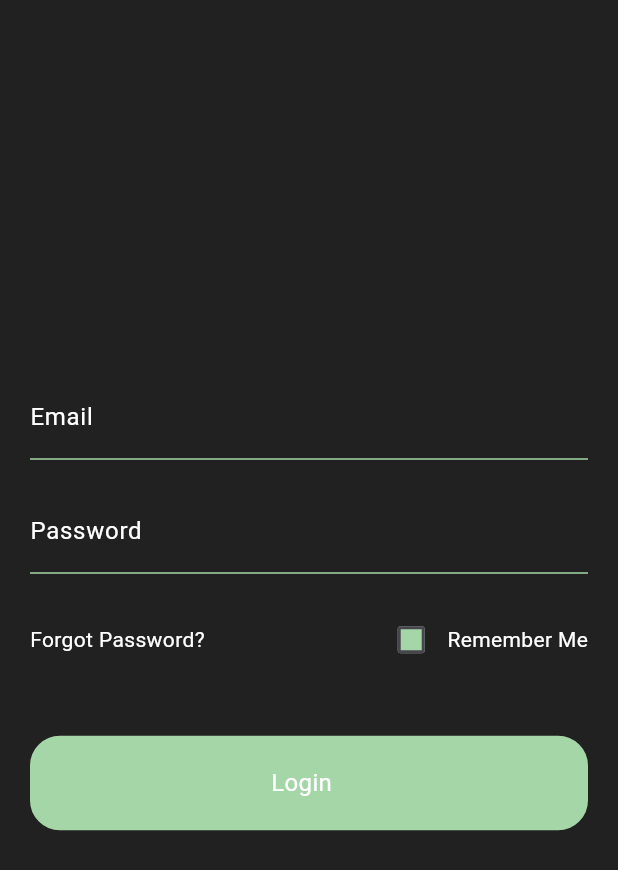
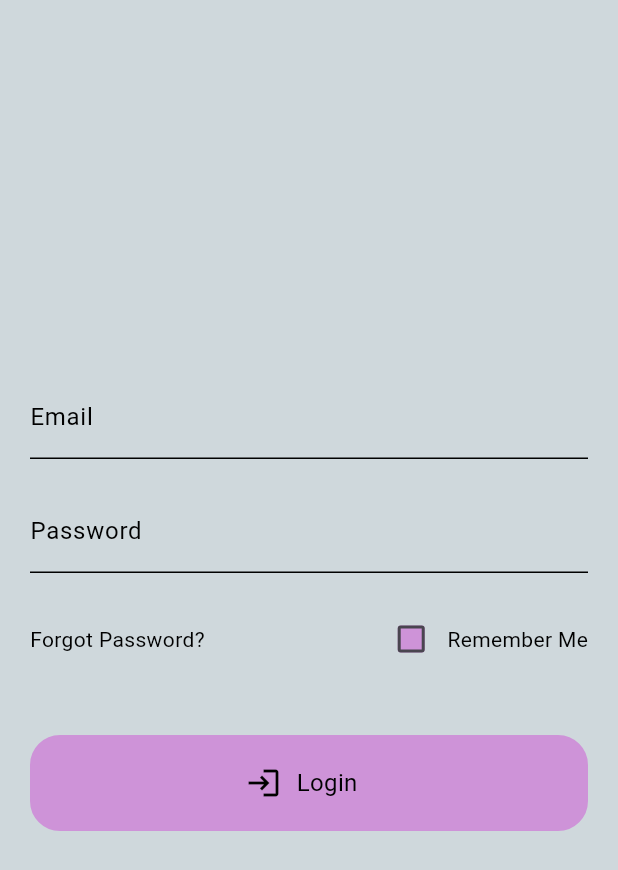
Before and after one commit to Krintox/thera_frontend, a Flutter app: the screen it shows after launch, after a tap on "LogIn", on a phone screen of 412 x 824 dp. Shown: the top 870 px of the screen. Run offline on Flutter 3.47's test engine with Material 3 defaults, Android fonts, the phone set to English and light mode, and no system bars; our stand-ins replace jwt_decoder, shared_preferences, syncfusion_flutter_charts.

Commit message:
Update loginpage.dart

```diff
--- a/lib/loginpage.dart
+++ b/lib/loginpage.dart
@@ -58,7 +58,7 @@ class _LoginPageState extends State<LoginPage> {
   @override
   Widget build(BuildContext context) {
     return Scaffold(
-      backgroundColor: Colors.grey[900],
+      backgroundColor: Colors.blueGrey[100],
       body: Center(
         child: Padding(
           padding: const EdgeInsets.all(20.0),
@@ -82,12 +82,12 @@ class _LoginPageState extends State<LoginPage> {
 
   Widget _buildEmailField(BuildContext context) { // Change method name and label
     return TextFormField(
-      style: TextStyle(color: Colors.white),
+      style: TextStyle(color: Colors.black),
       decoration: InputDecoration(
         labelText: 'Email', // Change label to "Email"
-        labelStyle: TextStyle(color: Colors.white),
+        labelStyle: TextStyle(color: Colors.black),
         enabledBorder: UnderlineInputBorder(
-          borderSide: BorderSide(color: Colors.green[200]!),
+          borderSide: BorderSide(color: Colors.black!),
         ),
       ),
       onChanged: (value) {
@@ -100,13 +100,13 @@ class _LoginPageState extends State<LoginPage> {
 
   Widget _buildPasswordField(BuildContext context) {
     return TextFormField(
-      style: TextStyle(color: Colors.white),
+      style: TextStyle(color: Colors.black),
       obscureText: true, // Hide the password input
       decoration: InputDecoration(
         labelText: 'Password',
-        labelStyle: TextStyle(color: Colors.white),
+        labelStyle: TextStyle(color: Colors.black),
         enabledBorder: UnderlineInputBorder(
-          borderSide: BorderSide(color: Colors.green[200]!),
+          borderSide: BorderSide(color: Colors.black!),
         ),
       ),
       onChanged: (value) {
@@ -124,7 +124,7 @@ class _LoginPageState extends State<LoginPage> {
       children: [
         Text(
           'Forgot Password?',
-          style: TextStyle(color: Colors.white),
+          style: TextStyle(color: Colors.black),
         ),
         Row(
           children: [
@@ -135,12 +135,12 @@ class _LoginPageState extends State<LoginPage> {
                   _rememberMe = value!;
                 });
               },
-              checkColor: Colors.white,
-              fillColor: MaterialStateProperty.all<Color>(Colors.green[200]!),
+              checkColor: Colors.black,
+              fillColor: MaterialStateProperty.all<Color>(Colors.purple[200]!),
             ),
             Text(
               'Remember Me',
-              style: TextStyle(color: Colors.white),
+              style: TextStyle(color: Colors.black),
             ),
           ],
         ),
@@ -157,13 +157,13 @@ class _LoginPageState extends State<LoginPage> {
         border: _isPressed
             ? null
             : Border.all(
-                color: Colors.green[200]!,
+          color: Colors.purple[200]!,
           width: 2.0,
         ),
         boxShadow: _isPressed
             ? [
           BoxShadow(
-                  color: Colors.green[200]!.withOpacity(0.5),
+            color: Colors.purple[200]!.withOpacity(0.5),
             spreadRadius: 2,
             blurRadius: 4,
             offset: Offset(0, 2),
@@ -171,16 +171,16 @@ class _LoginPageState extends State<LoginPage> {
         ]
             : [],
         color: _isHovered
-            ? Colors.green[200]!
+            ? Colors.purple[200]!
             : (_email.isNotEmpty &&
             _password.isNotEmpty &&
             _isPressed
-                ? Colors.green[200]!
+            ? Colors.purple[100]!
             : Colors.transparent),
       ),
       child: InkWell(
         onTap: () {
-          if (_email.isNotEmpty && _password.isNotEmpty) { // Change variable name
+          if (_email.isNotEmpty && _password.isNotEmpty) {
             if (_rememberMe) {
               // Implement logic to save login state for "Remember Me"
             }
@@ -191,7 +191,7 @@ class _LoginPageState extends State<LoginPage> {
           } else {
             ScaffoldMessenger.of(context).showSnackBar(
               SnackBar(
-                content: Text('Please enter both email and password.'), // Change message
+                content: Text('Please enter both email and password.'),
               ),
             );
           }
@@ -210,13 +210,13 @@ class _LoginPageState extends State<LoginPage> {
             border: _isPressed
                 ? null
                 : Border.all(
-                    color: Colors.green[200]!,
+              color: Colors.purple[200]!,
               width: 2.0,
             ),
             boxShadow: _isPressed
                 ? [
               BoxShadow(
-                      color: Colors.green[200]!.withOpacity(0.5),
+                color: Colors.purple[200]!.withOpacity(0.5),
                 spreadRadius: 2,
                 blurRadius: 4,
                 offset: Offset(0, 2),
@@ -224,20 +224,25 @@ class _LoginPageState extends State<LoginPage> {
             ]
                 : [],
             color: _isHovered
-                ? Colors.green[200]!
+                ? Colors.purple[200]!
                 : (_email.isNotEmpty &&
                 _password.isNotEmpty &&
                 _isPressed
-                    ? Colors.green[200]!
+                ? Colors.purple[200]!
                 : Colors.transparent),
           ),
           child: Row(
             mainAxisAlignment: MainAxisAlignment.center,
             children: [
+              Icon(
+                Icons.login,
+                color: _isPressed ? Colors.black : Colors.black,
+              ),
+              SizedBox(width: 10.0),
               Text(
                 'Login',
                 style: TextStyle(
-                  color: _isPressed ? Colors.white : Colors.white,
+                  color: _isPressed ? Colors.black : Colors.black,
                   fontSize: 16.0,
                 ),
               ),
```
Lines whose indentation alone changed are shown as unchanged.
